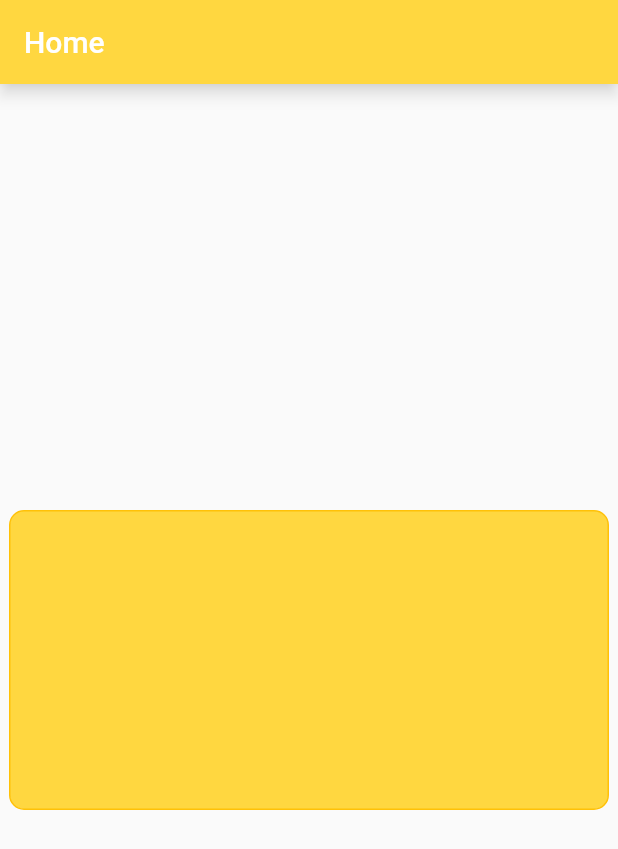
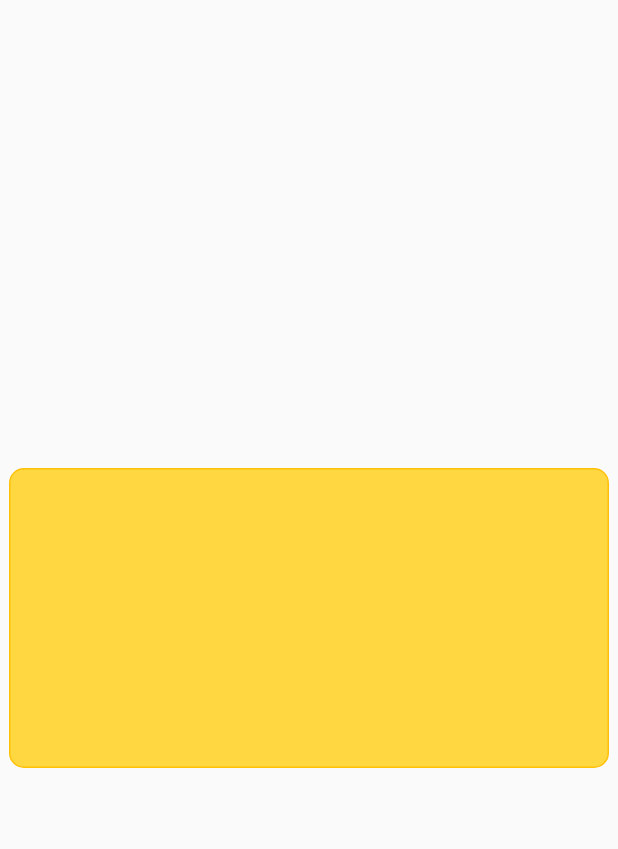
Before and after one commit to gottfriedhq/t_containers, a Flutter app: the screen it shows after launch, on a phone screen of 412 x 824 dp. Shown: the top 849 px of the screen. Run offline on Flutter 3.47's test engine with Material 2 defaults, Android fonts, the phone set to English and light mode, and no system bars.

Commit message:
AppBar Kaputt

```diff
--- a/lib/home-page.dart
+++ b/lib/home-page.dart
@@ -6,11 +6,11 @@ class HomePage extends StatelessWidget {
   @override
   Widget build(BuildContext context) {
     return Scaffold(
-      appBar: AppBar(
-        title: Text('Home'),
-        backgroundColor: Colors.amberAccent,
-        shadowColor: Colors.white,
-      ),
+      // appBar: AppBar(
+      //   title: Text('Home'),
+      //   backgroundColor: Colors.amberAccent,
+      //   shadowColor: Colors.white,
+      // ),
       body: Center(
         child: Container(
           width: 400,
```
